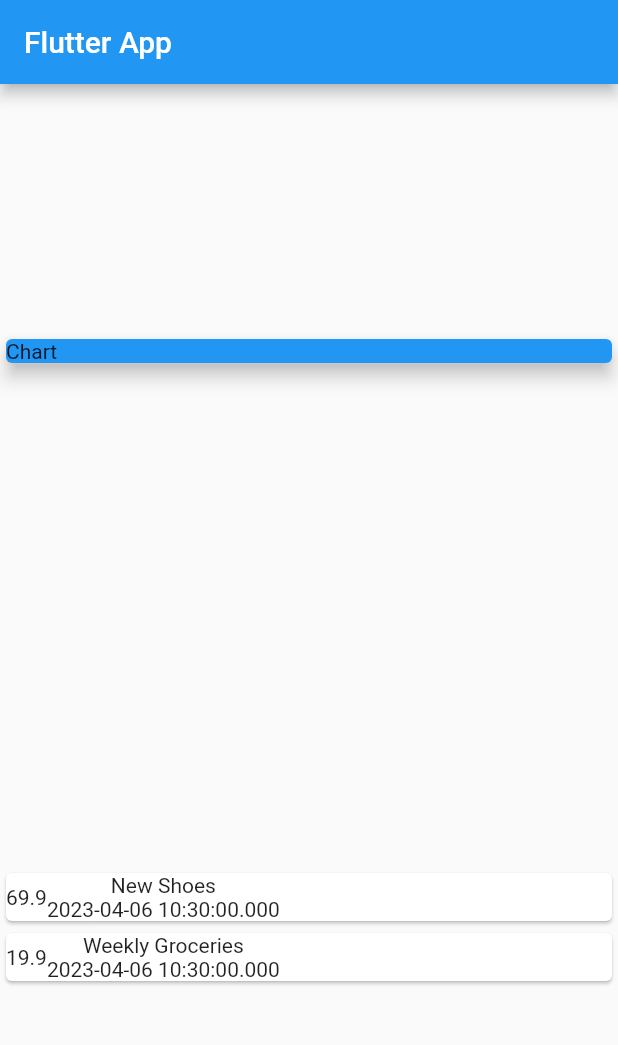
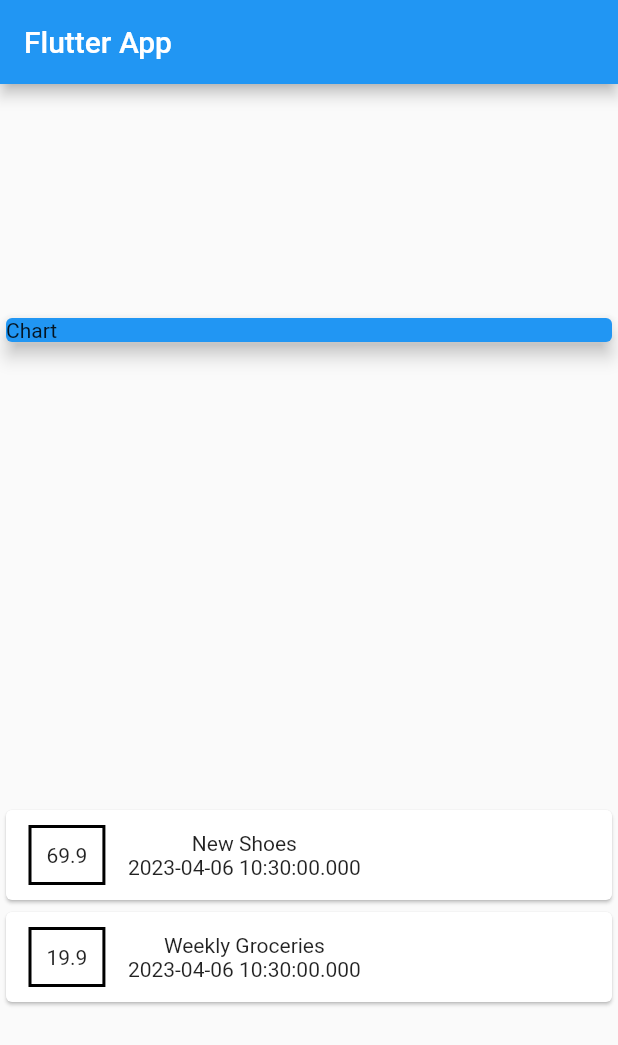
Before and after one commit to Trung-Hieu-Dev/flutter-crud-personal-expenses-app, a Flutter app: the screen it shows after launch, on a phone screen of 412 x 824 dp. Shown: the top 1045 px of the screen. Run offline on Flutter 3.47's test engine with Material 2 defaults, Android fonts, the light colour scheme and no system bars.

Commit message:
Styling container

```diff
--- a/lib/main.dart
+++ b/lib/main.dart
@@ -52,9 +52,23 @@ class MyHomePage extends StatelessWidget {
               return Card(
                 child: Row(
                   children: [
+                    //price section
                     Container(
+                      margin: EdgeInsets.symmetric(
+                        vertical: 10,
+                        horizontal: 15,
+                      ),
+                      decoration: BoxDecoration(
+                        border: Border.all(
+                          color: Colors.black,
+                          width: 2,
+                        ),
+                      ),
+                      padding: EdgeInsets.all(10),
                       child: Text(tx.amount.toString()),
                     ),
+
+                    //details section
                     Column(
                       children: [
                         Text(tx.title),
```
